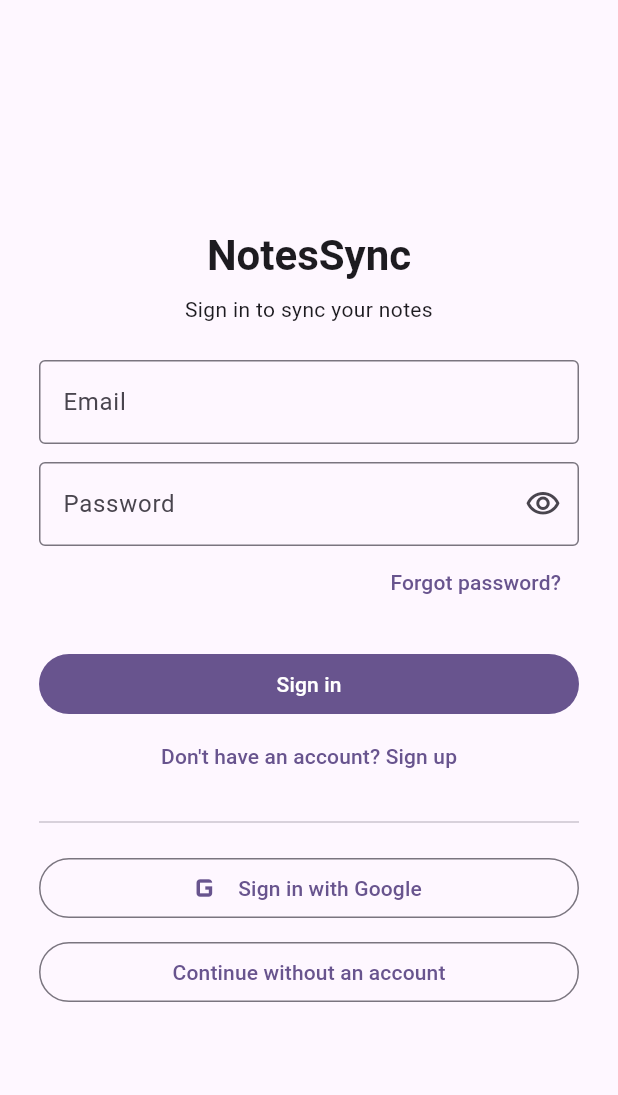
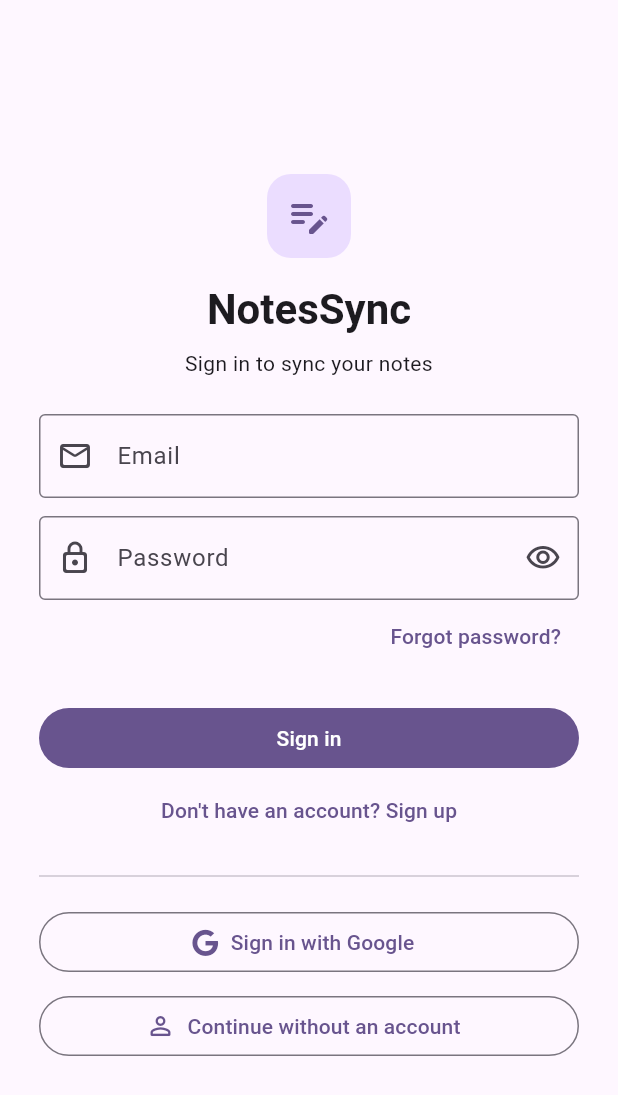
Before and after one commit to katsuki2000/NotesSync, a Flutter app: the screen it shows after launch, on a phone screen of 412 x 824 dp. Shown: the top 1095 px of the screen. Run offline on Flutter 3.47's test engine with Material 3 defaults, Android fonts, the phone set to English and light mode, and no system bars; our stand-ins replace cloud_firestore, firebase_auth, firebase_core, flutter_markdown_plus, flutter_riverpod, flutter_secure_storage and 4 more; accounts and stored records are empty.

Commit message:
polish(login): app icon, field prefix icons, real Google logo
- Add app icon above the NotesSync title
- Add prefix icons on email/password fields
- Replace the generic Icons.g_mobiledata placeholder with the actual Google logo (font_awesome_flutter)
- Give the guest button an icon too, for visual consistency with Sign in with Google

```diff
--- a/lib/screens/login_screen.dart
+++ b/lib/screens/login_screen.dart
@@ -1,4 +1,5 @@
 import 'package:flutter/material.dart';
+import 'package:font_awesome_flutter/font_awesome_flutter.dart';
 
 /// Pure widget: every Firebase call is injected as a callback (wired by
 /// [AuthGate]), so it can be tested without touching Firebase at all —
@@ -105,6 +106,22 @@
                 mainAxisSize: MainAxisSize.min,
                 crossAxisAlignment: CrossAxisAlignment.stretch,
                 children: [
+                  Center(
+                    child: Container(
+                      width: 56,
+                      height: 56,
+                      margin: const EdgeInsets.only(bottom: 16),
+                      decoration: BoxDecoration(
+                        color: Theme.of(context).colorScheme.primaryContainer,
+                        borderRadius: BorderRadius.circular(16),
+                      ),
+                      child: Icon(
+                        Icons.edit_note_rounded,
+                        size: 32,
+                        color: Theme.of(context).colorScheme.primary,
+                      ),
+                    ),
+                  ),
                   Text(
                     'NotesSync',
                     textAlign: TextAlign.center,
@@ -127,6 +144,7 @@
                     textInputAction: TextInputAction.next,
                     decoration: const InputDecoration(
                       labelText: 'Email',
+                      prefixIcon: Icon(Icons.mail_outline_rounded),
                       border: OutlineInputBorder(),
                     ),
                   ),
@@ -139,6 +157,7 @@
                     onSubmitted: (_) => _submit(),
                     decoration: InputDecoration(
                       labelText: 'Password',
+                      prefixIcon: const Icon(Icons.lock_outline_rounded),
                       border: const OutlineInputBorder(),
                       suffixIcon: IconButton(
                         key: const ValueKey('login_password_visibility_toggle'),
@@ -204,15 +223,16 @@
                     onPressed: _isSubmitting
                         ? null
                         : () => _guard(widget.onSignInWithGoogle),
-                    icon: const Icon(Icons.g_mobiledata, size: 28),
+                    icon: const FaIcon(FontAwesomeIcons.google, size: 18),
                     label: const Text('Sign in with Google'),
                   ),
                   const SizedBox(height: 8),
-                  OutlinedButton(
+                  OutlinedButton.icon(
                     onPressed: _isSubmitting
                         ? null
                         : () => _guard(widget.onContinueAsGuest),
-                    child: const Text('Continue without an account'),
+                    icon: const Icon(Icons.person_outline_rounded, size: 20),
+                    label: const Text('Continue without an account'),
                   ),
                 ],
               ),
--- a/pubspec.yaml
+++ b/pubspec.yaml
@@ -44,6 +44,7 @@
   google_sign_in: ^7.2.0
   url_launcher: ^6.3.2
   flutter_secure_storage: ^9.2.2
+  font_awesome_flutter: ^11.0.0
 
 dev_dependencies:
   flutter_test:
```
Also changed, not shown: pubspec.lock.
